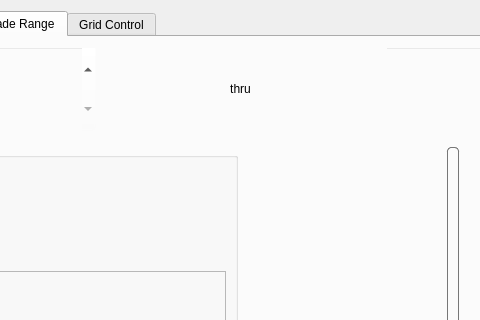
docsteer/sacnview, file ui/transmitwindow.ui: the form before one commit; both pictures show x 508 to 988 and y 0 to 320 of the 1193 by 748 pixel window.
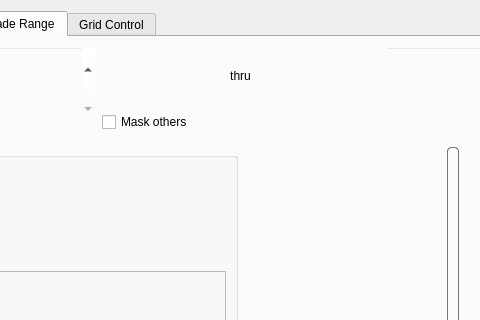
The form after the commit. The open tabs and pages were chosen to show the change. Icons and pictures are not drawn. Custom widgets are drawn as their Qt base class.

Commit message: Implement fade range masking.

Patch:
```diff
--- a/ui/transmitwindow.ui
+++ b/ui/transmitwindow.ui
@@ -1508,6 +1508,8 @@
            </widget>
           </item>
           <item>
+           <layout class="QVBoxLayout" name="vlFadeRangeOptions">
+            <item>
            <widget class="QLabel" name="label_6">
             <property name="focusPolicy">
              <enum>Qt::NoFocus</enum>
@@ -1519,9 +1521,21 @@
              <string>thru</string>
             </property>
             <property name="alignment">
-             <set>Qt::AlignCenter</set>
-            </property>
-           </widget>
+               <set>Qt::AlignmentFlag::AlignCenter</set>
+              </property>
+             </widget>
+            </item>
+            <item>
+             <widget class="QCheckBox" name="cbFadeRangePap">
+              <property name="toolTip">
+               <string>Tell receivers to ignore addresses other than the one being checked using Per-Address-Priority.</string>
+              </property>
+              <property name="text">
+               <string>Mask others</string>
+              </property>
+             </widget>
+            </item>
+           </layout>
           </item>
           <item>
            <widget class="QSpinBox" name="sbFadeRangeEnd">
```
Left out of the diff: 2 changed lines with no effect on the pictures. Lines whose indentation alone changed are shown as unchanged. The commit also changes 2 other files.
